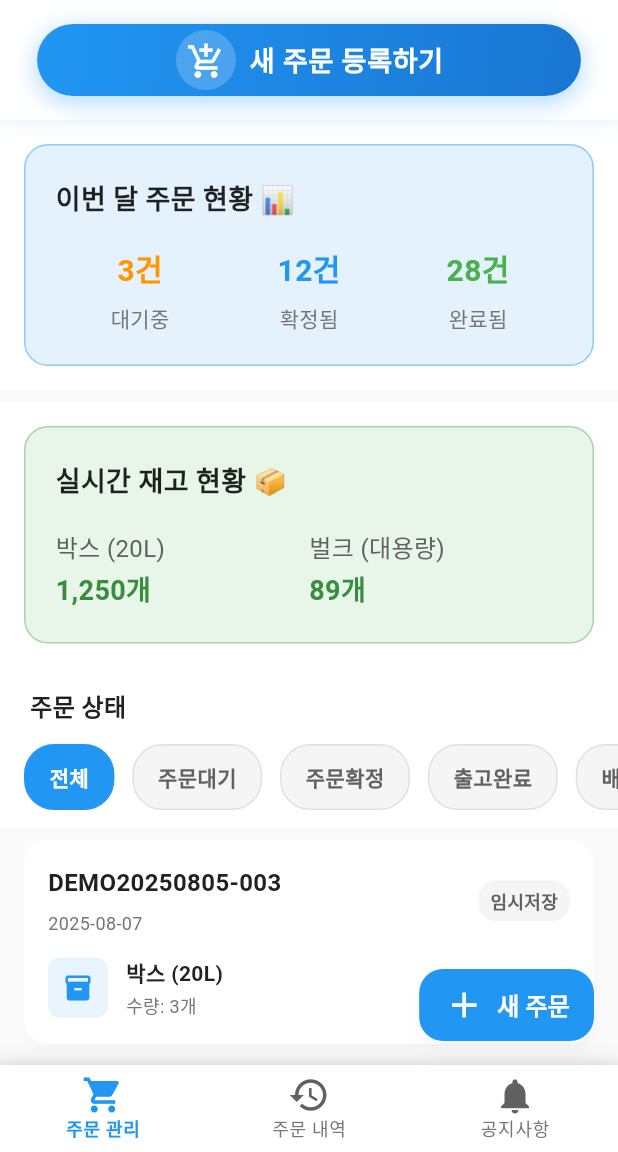
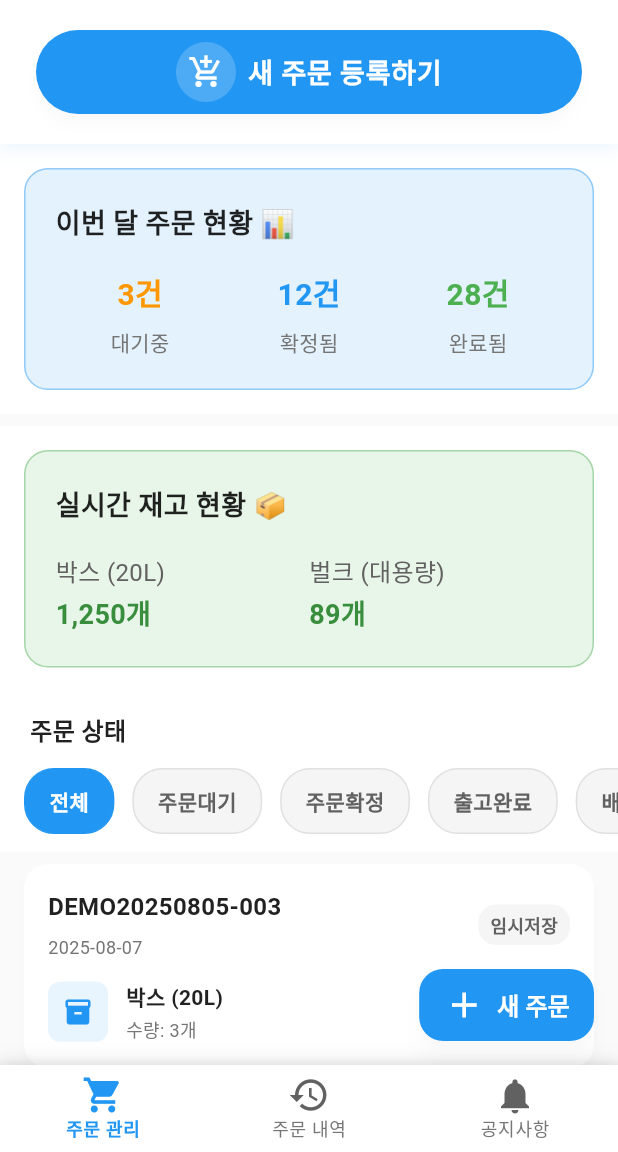
Before and after one commit to hyImmerse/DEF, a Flutter app: the EnhancedHomeScreen screen opened directly, on a phone screen of 412 x 824 dp, the part 84-1236 px from its top. Run offline on Flutter 3.47's test engine with Material 3 defaults, Android fonts, the phone set to English and light mode, and no system bars; drawn by our look-alikes of getwidget, showcaseview; our stand-ins replace cached_network_image, connectivity_plus, dartz, dio, firebase_core, firebase_messaging and 11 more; missing offline and left inert: flutter_pdfview, gotrue; accounts and stored records are empty; generated files the repository leaves out were written again; Roboto replaces fonts that are missing (NotoSansKR).

Commit message:
fix: 새 주문 등록하기 버튼 hover 효과 통일 - Material Design 일관성 개선
- FloatingActionButton.extended로 변경하여 '새 주문' 버튼과 동일한 hover 동작 구현
- 기존의 복잡한 애니메이션 제거하고 Material 표준 hover 효과 적용
- elevation 변화(4 → hover 6 → pressed 8)로 시각적 피드백 제공
- 40-60대 사용자를 위한 명확하고 일관된 인터랙션 경험

🤖 Generated with [Claude Code](https://claude.ai/code)

Co-Authored-By: Claude <noreply@anthropic.com>

```diff
--- a/def_order_app/lib/features/home/presentation/screens/enhanced_home_screen.dart
+++ b/def_order_app/lib/features/home/presentation/screens/enhanced_home_screen.dart
@@ -476,7 +476,7 @@ class _EnhancedHomeScreenState extends ConsumerState<EnhancedHomeScreen> {
                     ),
                   ),
 
-                // 메인 버튼
+                // 메인 버튼 - FloatingActionButton 스타일로 통일
                 SeniorFriendlyShowcase(
                   key: GlobalKey(),
                   showcaseKey: OnboardingKeys.instance.homeNewOrderButtonKey,
@@ -485,27 +485,12 @@ class _EnhancedHomeScreenState extends ConsumerState<EnhancedHomeScreen> {
                   onSkip: _onOnboardingSkip,
                   showPrevious: true,
                   onPrevious: () => ref.read(onboardingProvider.notifier).previousStep(),
-                  child: Container(
-                    decoration: BoxDecoration(
-                      borderRadius: BorderRadius.circular(30),
-                      gradient: const LinearGradient(
-                        colors: [
-                          AppTheme.primaryColor,
-                          Color(0xFF1976D2),
-                        ],
-                        begin: Alignment.topLeft,
-                        end: Alignment.bottomRight,
-                      ),
-                      boxShadow: [
-                        BoxShadow(
-                          color: AppTheme.primaryColor.withOpacity(0.3),
-                          blurRadius: 12,
-                          spreadRadius: 2,
-                          offset: const Offset(0, 4),
-                        ),
-                      ],
-                    ),
-                    child: GFButton(
+                  child: Padding(
+                    padding: const EdgeInsets.symmetric(horizontal: 8, vertical: 4),
+                    child: SizedBox(
+                      width: double.infinity,
+                      height: 56, // 표준 버튼 높이
+                      child: FloatingActionButton.extended(
                         onPressed: () {
                           // 주문 등록 화면으로 이동
                           Navigator.push(
@@ -515,18 +500,15 @@ class _EnhancedHomeScreenState extends ConsumerState<EnhancedHomeScreen> {
                             ),
                           );
                         },
-                      text: '새 주문 등록하기',
-                      textStyle: const TextStyle(
-                        fontSize: 18,
-                        fontWeight: FontWeight.bold,
-                        letterSpacing: 0.5,
+                        backgroundColor: AppTheme.primaryColor,
+                        foregroundColor: Colors.white,
+                        elevation: 4,
+                        highlightElevation: 8,
+                        hoverElevation: 6,
+                        extendedPadding: const EdgeInsets.symmetric(horizontal: 24),
+                        shape: RoundedRectangleBorder(
+                          borderRadius: BorderRadius.circular(28),
                         ),
-                      color: Colors.transparent,
-                      textColor: Colors.white,
-                      size: GFSize.LARGE,
-                      shape: GFButtonShape.pills,
-                      fullWidthButton: true,
-                      blockButton: true,
                         icon: Container(
                           padding: const EdgeInsets.all(8),
                           decoration: BoxDecoration(
@@ -535,13 +517,20 @@ class _EnhancedHomeScreenState extends ConsumerState<EnhancedHomeScreen> {
                           ),
                           child: const Icon(
                             Icons.add_shopping_cart,
-                          color: Colors.white,
-                          size: 26,
+                            size: 24,
                           ),
                         ),
-                      position: GFPosition.start,
-                    ).pSymmetric(v: 4),
-                  ).pSymmetric(h: 8),
+                        label: const Text(
+                          '새 주문 등록하기',
+                          style: TextStyle(
+                            fontSize: 18,
+                            fontWeight: FontWeight.bold,
+                            letterSpacing: 0.5,
+                          ),
+                        ),
+                      ),
+                    ),
+                  ),
                 ),
 
                 // 온보딩 중일 때 애니메이션 힌트
```
Lines whose indentation alone changed are shown as unchanged.
